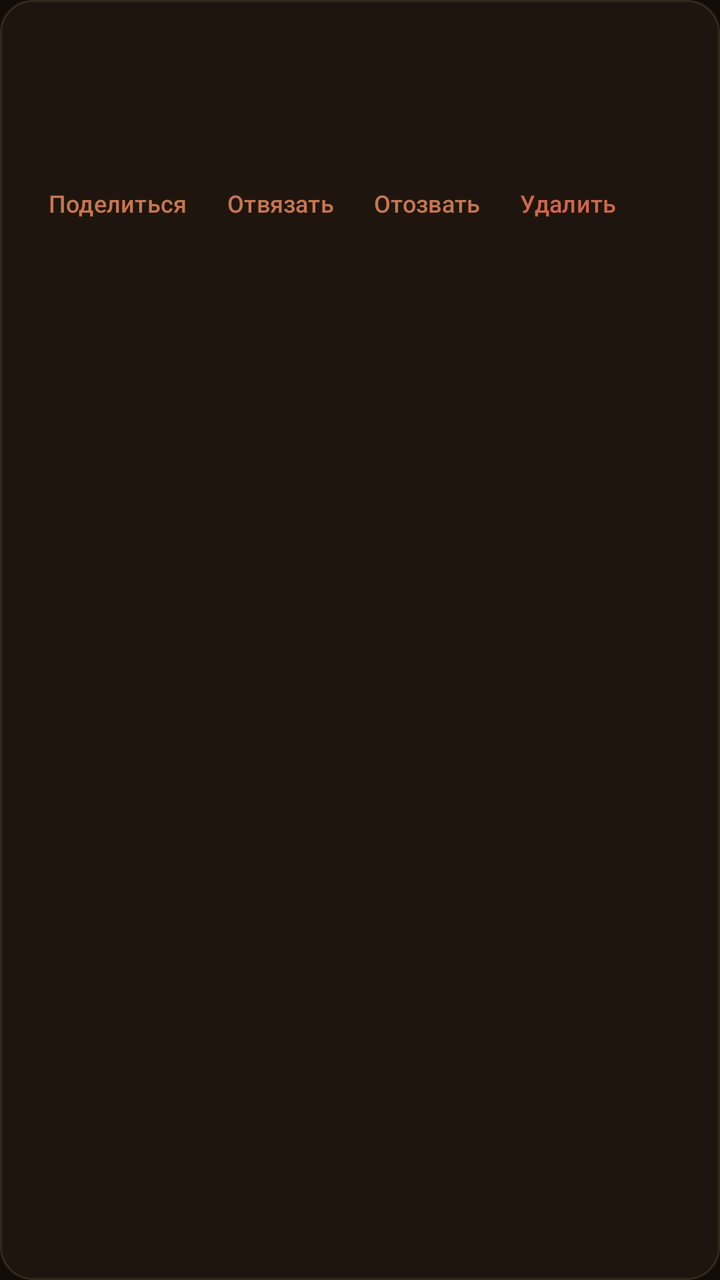
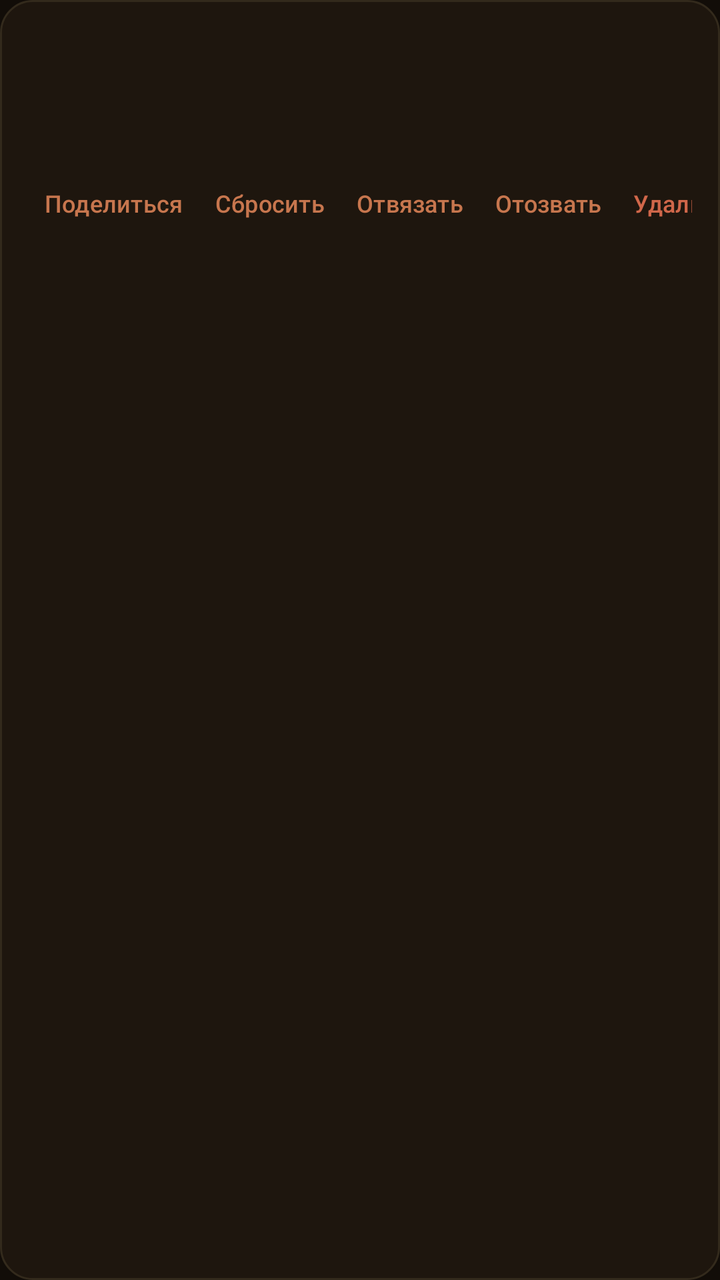

An Android layout rendered at two revisions. The XML below is the earlier revision; the diff shows what the commit changed to produce the second picture.
<!-- AndroidManifest.xml: application theme Theme.CDNTunnel -->
<!-- res/layout/item_link.xml -->
<?xml version="1.0" encoding="utf-8"?>
<LinearLayout xmlns:android="http://schemas.android.com/apk/res/android"
    android:layout_width="match_parent"
    android:layout_height="wrap_content"
    android:orientation="vertical"
    android:background="@drawable/card_bg"
    android:padding="14dp"
    android:layout_marginBottom="10dp">

    <LinearLayout
        android:layout_width="match_parent" android:layout_height="wrap_content"
        android:orientation="horizontal" android:gravity="center_vertical">
        <TextView
            android:id="@+id/tv_link_title"
            android:layout_width="0dp" android:layout_height="wrap_content"
            android:layout_weight="1"
            android:textSize="16sp" android:textStyle="bold"
            android:textColor="?attr/colorOnSurface" />
        <TextView
            android:id="@+id/tv_link_state"
            android:layout_width="wrap_content" android:layout_height="wrap_content"
            android:textSize="12sp" android:fontFamily="monospace" />
    </LinearLayout>

    <TextView
        android:id="@+id/tv_link_meta"
        android:layout_width="match_parent" android:layout_height="wrap_content"
        android:paddingTop="4dp"
        android:textSize="12sp" android:fontFamily="monospace"
        android:textColor="?attr/colorOnSurfaceVariant" />

    <TextView
        android:id="@+id/tv_link_traffic"
        android:layout_width="match_parent" android:layout_height="wrap_content"
        android:paddingTop="2dp"
        android:textSize="13sp" android:fontFamily="monospace"
        android:textColor="?attr/colorOnSurface" />

    <LinearLayout
        android:layout_width="match_parent" android:layout_height="wrap_content"
        android:orientation="horizontal" android:paddingTop="6dp">
        <com.google.android.material.button.MaterialButton
            android:id="@+id/btn_link_share"
            style="@style/Widget.Material3.Button.TextButton"
            android:layout_width="wrap_content" android:layout_height="40dp"
            android:minWidth="0dp" android:paddingStart="10dp" android:paddingEnd="10dp"
            android:textSize="12sp" android:text="Поделиться" />
        <com.google.android.material.button.MaterialButton
            android:id="@+id/btn_link_unbind"
            style="@style/Widget.Material3.Button.TextButton"
            android:layout_width="wrap_content" android:layout_height="40dp"
            android:minWidth="0dp" android:paddingStart="10dp" android:paddingEnd="10dp"
            android:textSize="12sp" android:text="Отвязать" />
        <com.google.android.material.button.MaterialButton
            android:id="@+id/btn_link_revoke"
            style="@style/Widget.Material3.Button.TextButton"
            android:layout_width="wrap_content" android:layout_height="40dp"
            android:minWidth="0dp" android:paddingStart="10dp" android:paddingEnd="10dp"
            android:textSize="12sp" android:text="Отозвать" />
        <com.google.android.material.button.MaterialButton
            android:id="@+id/btn_link_delete"
            style="@style/Widget.Material3.Button.TextButton"
            android:layout_width="wrap_content" android:layout_height="40dp"
            android:minWidth="0dp" android:paddingStart="10dp" android:paddingEnd="10dp"
            android:textSize="12sp" android:text="Удалить" android:textColor="@color/danger" />
    </LinearLayout>
</LinearLayout>
<!-- resources referenced by this layout -->
<resources>
  <color name="danger">#D0674A</color>
  <!-- drawable card_bg (drawable) -->
  <?xml version="1.0" encoding="utf-8"?>
  <shape xmlns:android="http://schemas.android.com/apk/res/android"
      android:shape="rectangle">
      <solid android:color="@color/surface" />
      <corners android:radius="16dp" />
      <stroke android:width="1dp" android:color="#332A1C" />
  </shape>
  <style name="Theme.CDNTunnel" parent="Theme.Material3.Dark.NoActionBar">
          <item name="colorPrimary">@color/clay</item>
          <item name="colorOnPrimary">#160F09</item>
          <item name="colorPrimaryContainer">#3A2A1C</item>
          <item name="colorOnPrimaryContainer">@color/cream</item>
          <item name="colorSecondary">@color/amber</item>
          <item name="android:colorBackground">@color/bg</item>
          <item name="colorSurface">@color/surface</item>
          <item name="colorSurfaceVariant">@color/surface2</item>
          <item name="colorOnSurface">@color/cream</item>
          <item name="colorOnSurfaceVariant">@color/cream_dim</item>
          <item name="colorOutline">#4A3A28</item>
          <item name="android:windowBackground">@color/bg</item>
          <item name="android:statusBarColor">@color/bg</item>
          <item name="android:navigationBarColor">@color/bg</item>
      </style>
  <color name="surface">#1E160E</color>
  <color name="clay">#C7764E</color>
  <color name="cream">#EBDCC9</color>
  <color name="amber">#B0824F</color>
  <color name="bg">#120D08</color>
  <color name="surface2">#281E13</color>
  <color name="cream_dim">#B9A588</color>
</resources>

<!-- the commit's change to res/layout/item_link.xml (unified diff, before → after) -->
@@ -36,32 +36,42 @@
         android:textSize="13sp" android:fontFamily="monospace"
         android:textColor="?attr/colorOnSurface" />
 
+    <HorizontalScrollView
+        android:layout_width="match_parent" android:layout_height="wrap_content"
+        android:paddingTop="6dp" android:scrollbars="none">
     <LinearLayout
-        android:layout_width="match_parent" android:layout_height="wrap_content"
-        android:orientation="horizontal" android:paddingTop="6dp">
+        android:layout_width="wrap_content" android:layout_height="wrap_content"
+        android:orientation="horizontal">
         <com.google.android.material.button.MaterialButton
             android:id="@+id/btn_link_share"
             style="@style/Widget.Material3.Button.TextButton"
             android:layout_width="wrap_content" android:layout_height="40dp"
-            android:minWidth="0dp" android:paddingStart="10dp" android:paddingEnd="10dp"
+            android:minWidth="0dp" android:paddingStart="8dp" android:paddingEnd="8dp"
             android:textSize="12sp" android:text="Поделиться" />
+        <com.google.android.material.button.MaterialButton
+            android:id="@+id/btn_link_kick"
+            style="@style/Widget.Material3.Button.TextButton"
+            android:layout_width="wrap_content" android:layout_height="40dp"
+            android:minWidth="0dp" android:paddingStart="8dp" android:paddingEnd="8dp"
+            android:textSize="12sp" android:text="Сбросить" />
         <com.google.android.material.button.MaterialButton
             android:id="@+id/btn_link_unbind"
             style="@style/Widget.Material3.Button.TextButton"
             android:layout_width="wrap_content" android:layout_height="40dp"
-            android:minWidth="0dp" android:paddingStart="10dp" android:paddingEnd="10dp"
+            android:minWidth="0dp" android:paddingStart="8dp" android:paddingEnd="8dp"
             android:textSize="12sp" android:text="Отвязать" />
         <com.google.android.material.button.MaterialButton
             android:id="@+id/btn_link_revoke"
             style="@style/Widget.Material3.Button.TextButton"
             android:layout_width="wrap_content" android:layout_height="40dp"
-            android:minWidth="0dp" android:paddingStart="10dp" android:paddingEnd="10dp"
+            android:minWidth="0dp" android:paddingStart="8dp" android:paddingEnd="8dp"
             android:textSize="12sp" android:text="Отозвать" />
         <com.google.android.material.button.MaterialButton
             android:id="@+id/btn_link_delete"
             style="@style/Widget.Material3.Button.TextButton"
             android:layout_width="wrap_content" android:layout_height="40dp"
-            android:minWidth="0dp" android:paddingStart="10dp" android:paddingEnd="10dp"
+            android:minWidth="0dp" android:paddingStart="8dp" android:paddingEnd="8dp"
             android:textSize="12sp" android:text="Удалить" android:textColor="@color/danger" />
     </LinearLayout>
+    </HorizontalScrollView>
 </LinearLayout>
